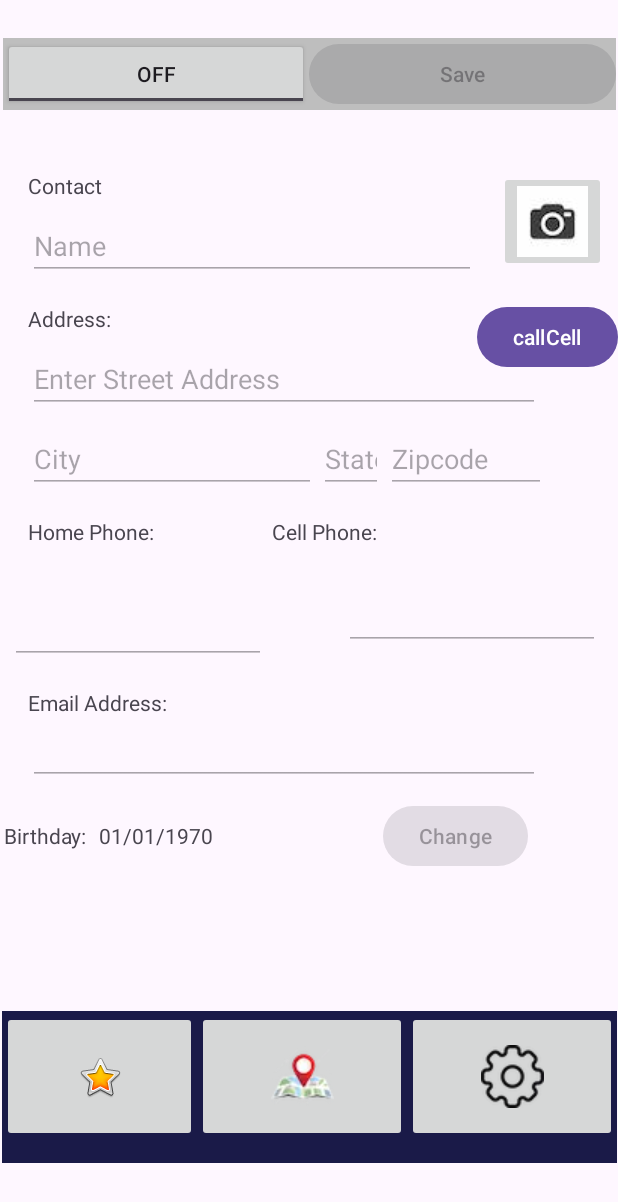
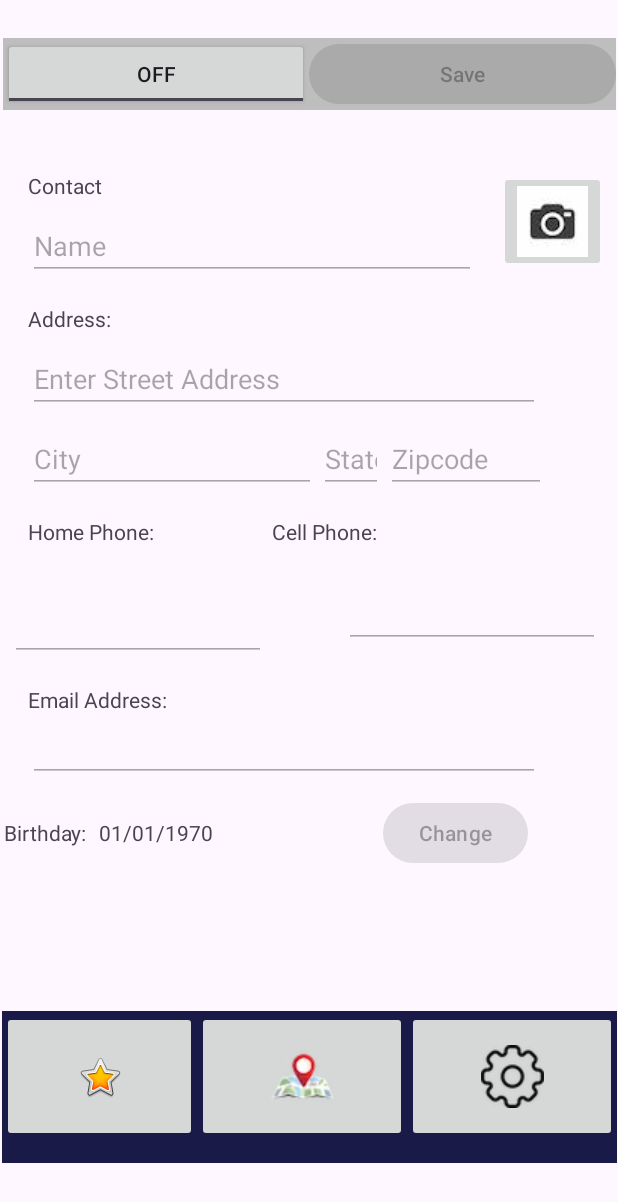
Before and after one commit to aishaapat/AndriodChapterProjects1, an Android app: the screen it shows after launch (MainActivity), on a phone screen of 412 x 824 dp. Shown: the top 1202 px of the screen. Run offline under Robolectric (Android 15) with nearby library versions, the phone set to English and light mode, and no system bars.

Commit message:
not working for long clicks

```diff
--- a/app/src/main/java/com/example/andriodchapterprojects/Activities/MainActivity.java
+++ b/app/src/main/java/com/example/andriodchapterprojects/Activities/MainActivity.java
@@ -61,6 +61,22 @@ public class MainActivity extends AppCompatActivity implements DatePickerDialog.
             return insets;
         });
 
+
+
+
+        initListButton();
+        initMapButton();
+        initSettingsButton();
+        initToggleButton();
+        Bundle extras=getIntent().getExtras();
+        if(extras !=null) initContact(extras.getInt("contactid"));
+        else currentContact=new Contact();
+        setForEditing(false);
+        initChangeDateButton();
+        initTextChangedEvents();
+        initSaveButton();
+        initCallFunction();
+        initImageButton();
         cameraLauncher = registerForActivityResult(
                 new ActivityResultContracts.StartActivityForResult(),
                 result -> {
@@ -76,21 +92,6 @@ public class MainActivity extends AppCompatActivity implements DatePickerDialog.
                     }
                 }
         );
-
-
-        initListButton();
-        initMapButton();
-        initSettingsButton();
-        initToggleButton();
-        Bundle extras=getIntent().getExtras();
-        if(extras !=null) initContact(extras.getInt("contactid"));
-        else currentContact=new Contact();
-        setForEditing(false);
-        initChangeDateButton();
-        initTextChangedEvents();
-        initSaveButton();
-        initCallFunction();
-        initImageButton();
 
     }
     @Override
@@ -423,9 +424,8 @@ public class MainActivity extends AppCompatActivity implements DatePickerDialog.
         if(currentContact.getPicture() != null){
             picture.setImageBitmap(currentContact.getPicture());
         }
-        else {
-            picture.setImageResource(R.drawable.stockimage);
-        }
+        else picture.setImageResource(R.drawable.stockimage);
+
 
         //set texts now
 
@@ -446,7 +446,7 @@ public class MainActivity extends AppCompatActivity implements DatePickerDialog.
             @Override
            public boolean onLongClick(View v) {
                checkPhonePermission(currentContact.getPhoneNumber());
-               return false;
+               return true;
             }
       });
 
@@ -455,7 +455,7 @@ public class MainActivity extends AppCompatActivity implements DatePickerDialog.
             @Override
             public boolean onLongClick(View v) {
                 checkPhonePermission(currentContact.getCellNumber());
-                return false;
+                return true;
             }
         });
     }
--- a/app/src/main/res/layout/activity_main.xml
+++ b/app/src/main/res/layout/activity_main.xml
@@ -354,21 +354,6 @@
 
             </Button>
 
-            <Button
-                android:id="@+id/callButton"
-                android:layout_width="wrap_content"
-                android:layout_height="wrap_content"
-                android:layout_marginStart="17dp"
-                android:layout_marginTop="19dp"
-                android:layout_marginBottom="139dp"
-                android:text="callCell"
-                app:layout_constraintBottom_toTopOf="@+id/editCell"
-                app:layout_constraintEnd_toEndOf="parent"
-                app:layout_constraintHorizontal_bias="1.0"
-                app:layout_constraintStart_toEndOf="@+id/editAddress"
-                app:layout_constraintTop_toBottomOf="@+id/imageContact"
-                app:layout_constraintVertical_bias="0.0" />
-
 
         </androidx.constraintlayout.widget.ConstraintLayout>
     </ScrollView>
```
